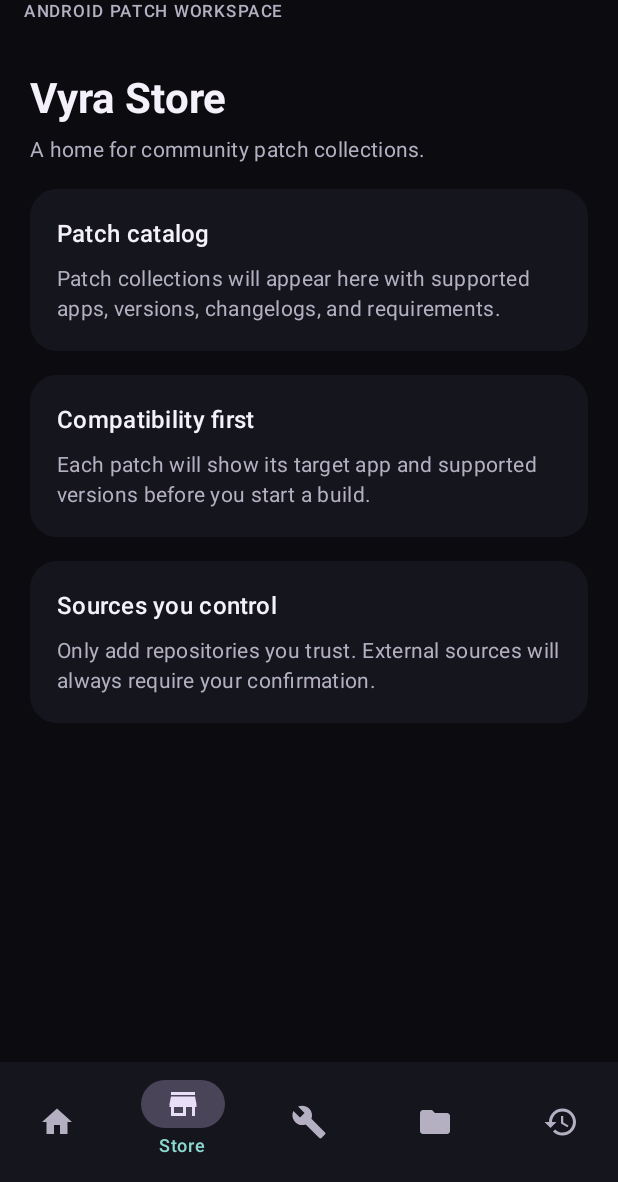
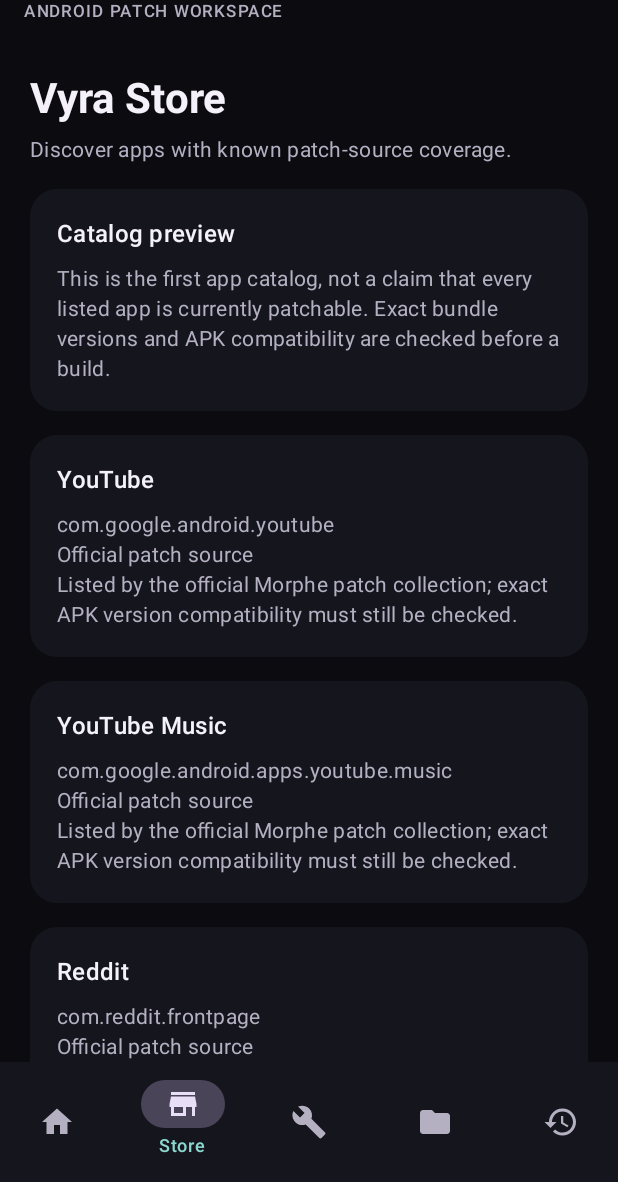
Before and after one commit to mm2ultimatehub-rgb/VYRA-STUDIO, an Android app built with Jetpack Compose: the screen it shows after launch (MainActivity), item 2 of the bottom bar chosen, on a phone screen of 412 x 824 dp, the part 54-1236 px from its top. Run offline under Robolectric (Android 15) with nearby library versions, the phone set to English and light mode, and no system bars.

Commit message:
Show initial app-first catalog in Vyra Store

```diff
--- a/app/src/main/java/studio/vyra/app/MainActivity.kt
+++ b/app/src/main/java/studio/vyra/app/MainActivity.kt
@@ -221,10 +221,21 @@ private fun OverviewScreen(
 @Composable
 private fun StoreScreen(padding: PaddingValues) {
     PageColumn(padding) {
-        PageHeading("Vyra Store", "A home for community patch collections.")
-        InfoCard("Patch catalog", "Patch collections will appear here with supported apps, versions, changelogs, and requirements.")
-        InfoCard("Compatibility first", "Each patch will show its target app and supported versions before you start a build.")
-        InfoCard("Sources you control", "Only add repositories you trust. External sources will always require your confirmation.")
+        PageHeading("Vyra Store", "Discover apps with known patch-source coverage.")
+        InfoCard(
+            "Catalog preview",
+            "This is the first app catalog, not a claim that every listed app is currently patchable. Exact bundle versions and APK compatibility are checked before a build.",
+        )
+        studio.vyra.app.catalog.AppCatalog.apps.forEach { app ->
+            InfoCard(
+                app.name,
+                "${app.packageName}\n${app.availability.label}\n${app.availability.detail}",
+            )
+        }
+        InfoCard(
+            "Safety and compatibility",
+            "Community bundles are treated as untrusted until their publisher, release hash, and target app version are verified. Apps without a compatible bundle will be marked unsupported.",
+        )
     }
 }
 
```
